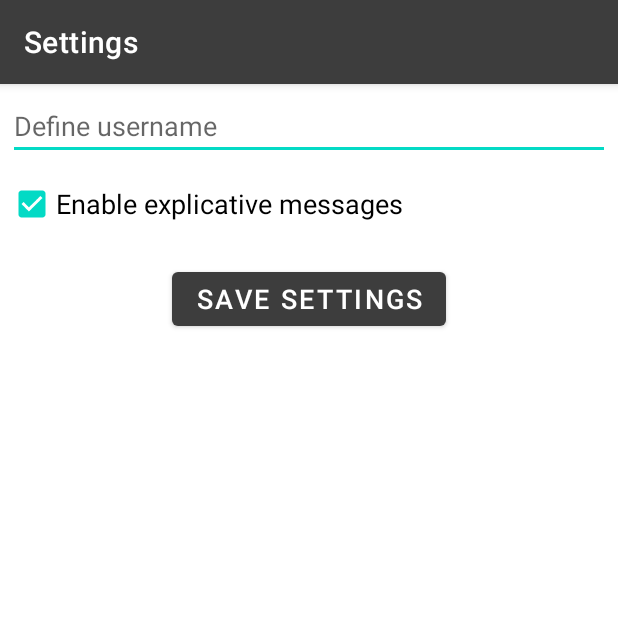
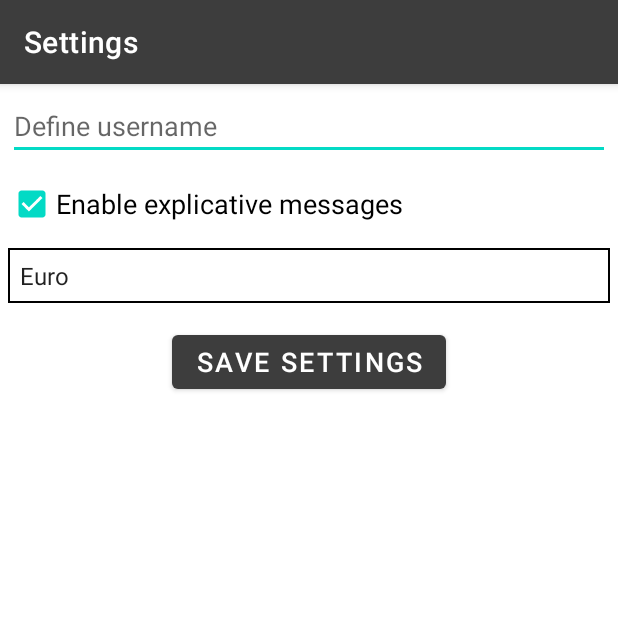
Before and after one commit to HumbertoBPF/LifeManagerMobile, an Android app: the AppSettingsActivity screen opened directly, with no data from a screen before it, on a phone screen of 412 x 824 dp, the top half of it. Run offline under Robolectric (Android 15) with nearby library versions, the phone set to English and light mode, and no system bars; our stand-ins replace Room's generated code.

Commit message:
Adding currency type to settings and simplifying the process of showing informative toasts and currency formatation by using static variables instead of consulting the setting table every time

```diff
--- a/app/src/main/java/com/example/lifemanager/activities/AppSettingsActivity.java
+++ b/app/src/main/java/com/example/lifemanager/activities/AppSettingsActivity.java
@@ -1,5 +1,6 @@
 package com.example.lifemanager.activities;
 
+import static com.example.lifemanager.model.Constants.CURRENCY_TYPE;
 import static com.example.lifemanager.model.Constants.ENABLE_TOASTS;
 import static com.example.lifemanager.model.Constants.USERNAME_FOR_APP;
 import static com.example.lifemanager.tools.Util.setActionBarTitle;
@@ -7,11 +8,12 @@ import static com.example.lifemanager.tools.Util.setActionBarTitle;
 import android.os.Bundle;
 import android.util.Log;
 import android.view.View;
+import android.widget.AdapterView;
+import android.widget.ArrayAdapter;
 import android.widget.Button;
 import android.widget.CheckBox;
 import android.widget.EditText;
-import android.widget.RadioButton;
-import android.widget.RadioGroup;
+import android.widget.Spinner;
 
 import androidx.appcompat.app.AppCompatActivity;
 
@@ -22,13 +24,16 @@ import com.example.lifemanager.model.Setting;
 import com.example.lifemanager.roomConfig.LifeManagerDatabase;
 
 import java.util.ArrayList;
+import java.util.Arrays;
 import java.util.List;
 
-public class AppSettingsActivity extends AppCompatActivity {
+public class AppSettingsActivity extends AppCompatActivity implements AdapterView.OnItemSelectedListener {
 
+    private String spinnerValue;
     private RoomSettingDAO roomSettingDAO;
     private EditText inputUsername;
     private CheckBox enableToasts;
+    private Spinner currencyTypeSpinner;
     private Button buttonSaveSettings;
 
     @Override
@@ -41,11 +46,21 @@ public class AppSettingsActivity extends AppCompatActivity {
         getLayoutViews();
         fillSettings();
         configureButtonSaveSettings();
+        configureSpinner();
+    }
+
+    private void configureSpinner() {
+        ArrayAdapter<CharSequence> adapter = ArrayAdapter.createFromResource(this,
+                R.array.currency_types, android.R.layout.simple_spinner_item);
+        adapter.setDropDownViewResource(android.R.layout.simple_spinner_dropdown_item);
+        currencyTypeSpinner.setAdapter(adapter);
+        currencyTypeSpinner.setOnItemSelectedListener(this);
     }
 
     private void fillSettings() {
         fillUsernameSetting();
         fillEnableToastsSetting();
+        fillCurrencyTypeSetting();
     }
 
     private void fillEnableToastsSetting() {
@@ -89,6 +104,26 @@ public class AppSettingsActivity extends AppCompatActivity {
         })).execute();
     }
 
+    private void fillCurrencyTypeSetting() {
+        new AsyncTask((new AsyncTask.AsyncTaskInterface() {
+            @Override
+            public List<Object> doInBackground() {
+                List<Object> objects = new ArrayList<>();
+                objects.add(roomSettingDAO.getCurrencyTypeSetting());
+                return objects;
+            }
+
+            @Override
+            public void onPostExecute(List<Object> objects) {
+                Setting setting = (Setting) objects.get(0);
+                if (setting != null){
+                    List<String> currencyTypes = Arrays.asList(getResources().getStringArray(R.array.currency_types));
+                    currencyTypeSpinner.setSelection(currencyTypes.indexOf(setting.getValue()));
+                }
+            }
+        })).execute();
+    }
+
     private void configureButtonSaveSettings() {
         buttonSaveSettings.setOnClickListener(new View.OnClickListener() {
             @Override
@@ -98,6 +133,7 @@ public class AppSettingsActivity extends AppCompatActivity {
                     public List<Object> doInBackground() {
                         createOrUpdateUsernameSetting();
                         createOrUpdateEnableToastsSetting();
+                        createOrUpdateCurrencyTypeSetting();
                         return null;
                     }
 
@@ -134,9 +170,31 @@ public class AppSettingsActivity extends AppCompatActivity {
         }
     }
 
+    private void createOrUpdateCurrencyTypeSetting(){
+        Setting currencyTypeSetting = roomSettingDAO.getCurrencyTypeSetting();
+        if (currencyTypeSetting == null){
+            Log.i("numberOfCurrencySetting","It is null");
+            roomSettingDAO.save(new Setting(CURRENCY_TYPE,spinnerValue));
+        }else{
+            roomSettingDAO.update(new Setting(currencyTypeSetting.getId(),CURRENCY_TYPE,spinnerValue));
+        }
+    }
+
     private void getLayoutViews() {
         inputUsername = findViewById(R.id.input_username);
+        enableToasts = findViewById(R.id.enable_toasts);
+        currencyTypeSpinner = findViewById(R.id.currency_type);
         buttonSaveSettings = findViewById(R.id.button_save_settings);
-        enableToasts = findViewById(R.id.enable_toasts);
+    }
+
+    @Override
+    public void onItemSelected(AdapterView<?> parent, View view, int position, long id) {
+        Log.i("selectedItemSpinner",(String) parent.getItemAtPosition(position));
+        spinnerValue = (String) parent.getItemAtPosition(position);
+    }
+
+    @Override
+    public void onNothingSelected(AdapterView<?> adapterView) {
+
     }
 }
--- a/app/src/main/java/com/example/lifemanager/dao/RoomSettingDAO.java
+++ b/app/src/main/java/com/example/lifemanager/dao/RoomSettingDAO.java
@@ -1,5 +1,6 @@
 package com.example.lifemanager.dao;
 
+import static com.example.lifemanager.model.Constants.CURRENCY_TYPE;
 import static com.example.lifemanager.model.Constants.ENABLE_TOASTS;
 import static com.example.lifemanager.model.Constants.USERNAME_FOR_APP;
 
@@ -10,14 +11,22 @@ import androidx.room.Update;
 
 import com.example.lifemanager.model.Setting;
 
+import java.util.List;
+
 @Dao
 public interface RoomSettingDAO {
 
-    @Query("SELECT * FROM setting WHERE name = '"+ USERNAME_FOR_APP+"'")
+    @Query("SELECT * FROM setting WHERE name = '"+USERNAME_FOR_APP+"'")
     Setting getUsernameSetting();
 
-    @Query("SELECT * FROM setting WHERE name = '"+ ENABLE_TOASTS+"'")
+    @Query("SELECT * FROM setting WHERE name = '"+ENABLE_TOASTS+"'")
     Setting getEnableToastsSetting();
+
+    @Query("SELECT * FROM setting WHERE name = '"+CURRENCY_TYPE+"'")
+    Setting getCurrencyTypeSetting();
+
+    @Query("SELECT * FROM setting ORDER BY name ASC")
+    List<Setting> getAllSettings();
 
     @Insert
     void save(Setting setting);
--- a/app/src/main/java/com/example/lifemanager/model/Constants.java
+++ b/app/src/main/java/com/example/lifemanager/model/Constants.java
@@ -6,6 +6,7 @@ public interface Constants {
 
     String USERNAME_FOR_APP = "usernameForApp";
     String ENABLE_TOASTS = "enableToasts";
+    String CURRENCY_TYPE = "currencyType";
     SimpleDateFormat formatter = new SimpleDateFormat("yyyy-MM-dd");
 
 }
--- a/app/src/main/res/layout/activity_app_settings.xml
+++ b/app/src/main/res/layout/activity_app_settings.xml
@@ -30,13 +30,25 @@
         app:layout_constraintHorizontal_bias="0.0"
         android:layout_marginVertical="5dp"/>
 
+    <Spinner
+        android:id="@+id/currency_type"
+        android:layout_width="0dp"
+        android:layout_height="wrap_content"
+        android:background="@drawable/border_spinner"
+        android:textSize="18sp"
+        app:layout_constraintTop_toBottomOf="@id/enable_toasts"
+        app:layout_constraintStart_toStartOf="@id/enable_toasts"
+        app:layout_constraintEnd_toEndOf="@id/enable_toasts"
+        android:paddingVertical="7dp"
+        android:layout_marginVertical="5dp"/>
+
     <Button
         android:id="@+id/button_save_settings"
         android:layout_width="wrap_content"
         android:layout_height="wrap_content"
         android:textSize="18sp"
         android:text="@string/text_save_settings_button"
-        app:layout_constraintTop_toBottomOf="@id/enable_toasts"
+        app:layout_constraintTop_toBottomOf="@id/currency_type"
         app:layout_constraintStart_toStartOf="parent"
         app:layout_constraintEnd_toEndOf="parent"
         android:layout_margin="15dp"/>
--- a/app/src/main/res/values/strings.xml
+++ b/app/src/main/res/values/strings.xml
@@ -99,4 +99,8 @@
         area accessible by clicking on the cog icon in the bar on the top of the screen)</string>
     <string name="settings_dialog_yes">Do it now</string>
     <string name="settings_dialog_no">Not now</string>
+    <string-array name="currency_types">
+        <item>Euro</item>
+        <item>Dollar</item>
+    </string-array>
 </resources>
```
Also changed, not shown: app/src/main/java/com/example/lifemanager/activities/MainActivity.java (+20 -2 lines), app/src/main/java/com/example/lifemanager/activities/finances/DetailedFinanceActivity.java (+2 -5 lines), app/src/main/java/com/example/lifemanager/recycler_view/ListFinancesAdapter.java (+2 -6 lines), app/src/main/java/com/example/lifemanager/tools/Util.java (+5 -25 lines).
